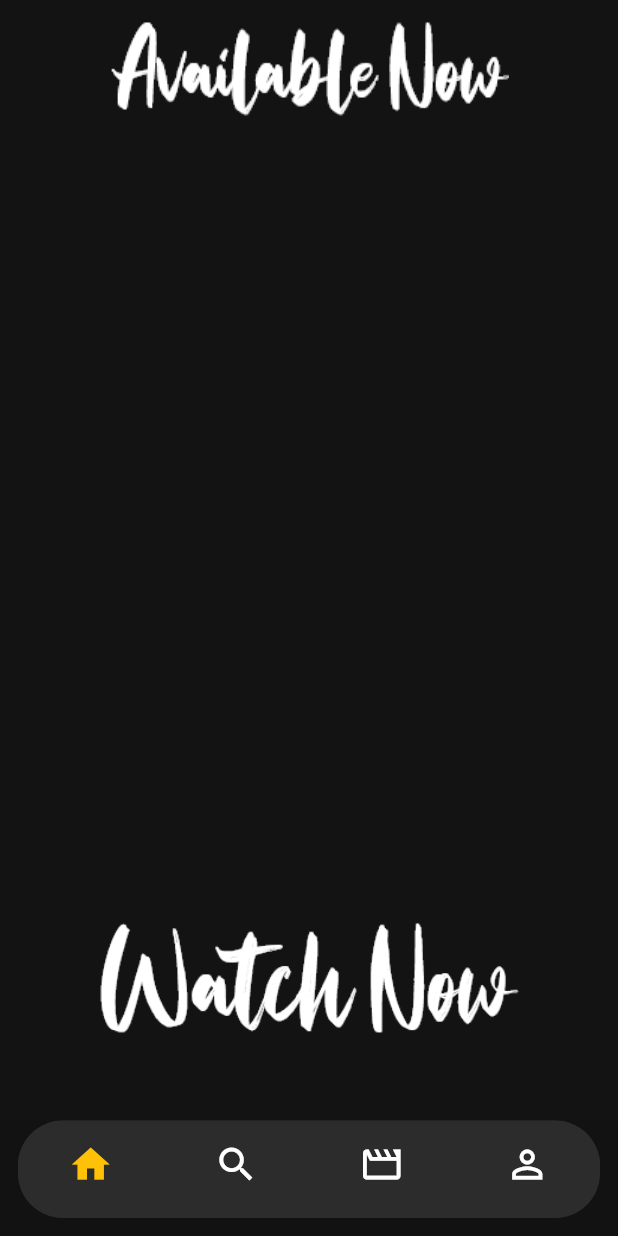
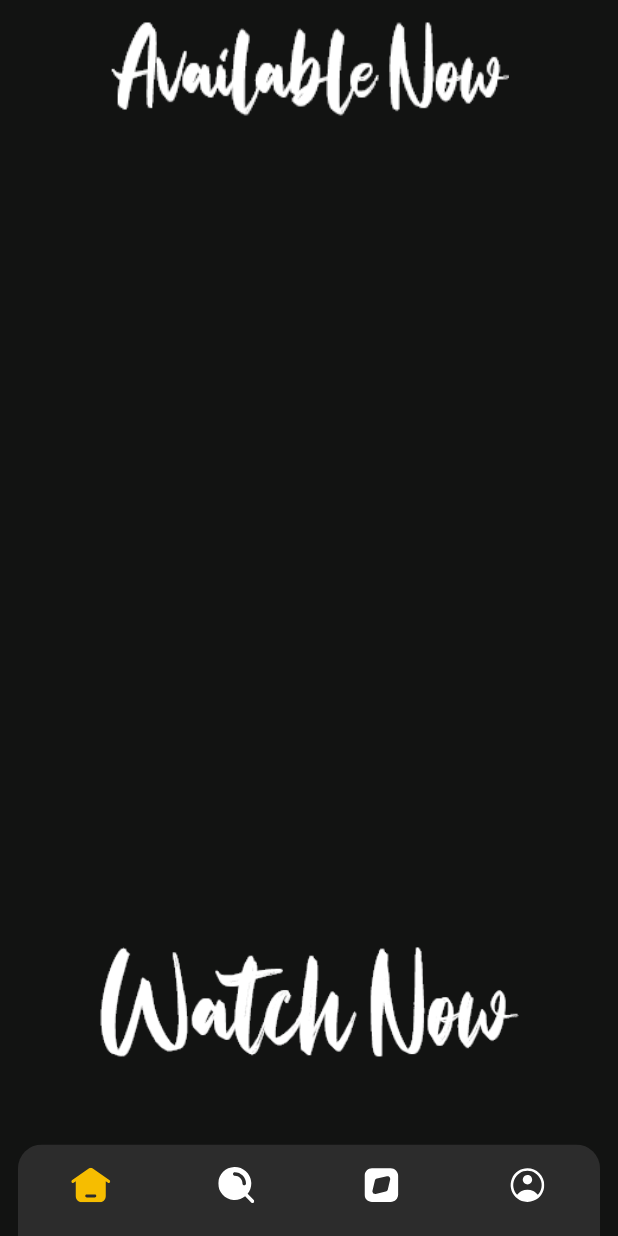
Before and after one commit to essammetwally1/movies, a Flutter app: the HomeScreen screen opened by its route, on a phone screen of 412 x 824 dp. Run offline on Flutter 3.47's test engine with Material 3 defaults, Android fonts, the phone set to English and light mode, and no system bars; our stand-ins replace flutter_svg, fluttertoast; accounts and stored records are empty; network calls fail.

Commit message:
handle navbar

```diff
--- a/lib/app_theme.dart
+++ b/lib/app_theme.dart
@@ -20,6 +20,13 @@ class AppTheme {
       centerTitle: true,
       elevation: 0,
       scrolledUnderElevation: 0,
+    ),
+    progressIndicatorTheme: ProgressIndicatorThemeData(color: primary),
+    bottomNavigationBarTheme: BottomNavigationBarThemeData(
+      elevation: 0,
+      enableFeedback: false,
+      backgroundColor: gray,
+      type: BottomNavigationBarType.fixed,
     ),
 
     inputDecorationTheme: InputDecorationTheme(
--- a/lib/auth/login_screen.dart
+++ b/lib/auth/login_screen.dart
@@ -10,7 +10,6 @@ import 'package:movies/components/localization_switch.dart';
 import 'package:movies/models/user_model.dart';
 import 'package:movies/provider/user_provider.dart';
 import 'package:movies/screens/home_screen.dart';
-import 'package:movies/tabs/profile_tab.dart';
 import 'package:movies/utilis.dart';
 import 'package:provider/provider.dart';
 
@@ -104,9 +103,7 @@ class _LoginScreenState extends State<LoginScreen> {
                     textElevatedButton: 'Login',
                     isLoading: isLoading,
 
-                    onPressed: () {
-                      Navigator.of(context).pushNamed(HomeScreen.routeName);
-                    },
+                    onPressed: login,
                   ),
                   SizedBox(height: 16),
 
--- /dev/null
+++ b/lib/components/navbar_icon.dart
@@ -0,0 +1,17 @@
+import 'package:flutter/material.dart';
+import 'package:flutter_svg/flutter_svg.dart';
+
+class NavbarIcon extends StatelessWidget {
+  final String iconName;
+  const NavbarIcon({super.key, required this.iconName});
+
+  @override
+  Widget build(BuildContext context) {
+    return SvgPicture.asset(
+      'assets/navbar_icons/$iconName.svg',
+      width: 26,
+      height: 26,
+      fit: BoxFit.scaleDown,
+    );
+  }
+}
--- a/lib/main.dart
+++ b/lib/main.dart
@@ -33,7 +33,7 @@ class MoviesApp extends StatelessWidget {
 
         Onbording.routeName: (context) => Onbording(),
       },
-      initialRoute: HomeScreen.routeName,
+      initialRoute: LoginScreen.routeName,
       theme: AppTheme.lightTheme,
       darkTheme: AppTheme.dartTheme,
       themeMode: ThemeMode.dark,
--- a/lib/screens/home_screen.dart
+++ b/lib/screens/home_screen.dart
@@ -1,4 +1,5 @@
 import 'package:flutter/material.dart';
+import 'package:movies/components/navbar_icon.dart';
 import 'package:movies/tabs/hometab/home_tab.dart';
 import 'package:movies/tabs/profile_tab.dart';
 
@@ -17,7 +18,7 @@ class HomeScreen extends StatefulWidget {
 class _HomeScreenState extends State<HomeScreen> {
   int _currentIndex = 0;
 
-  final List<Widget> _screens = const [
+  final List<Widget> tabs = const [
     HomeTab(),
     SearchTab(),
     BrowseTab(),
@@ -27,17 +28,16 @@ class _HomeScreenState extends State<HomeScreen> {
   @override
   Widget build(BuildContext context) {
     return Scaffold(
-      backgroundColor: const Color(0xFF121212),
-      body: _screens[_currentIndex],
+      body: tabs[_currentIndex],
 
       bottomNavigationBar: Container(
-        margin: const EdgeInsets.only(left: 12, right: 12, bottom: 12),
-        decoration: BoxDecoration(
-          color: const Color(0xFF2C2C2C),
-          borderRadius: BorderRadius.circular(30),
-        ),
+        margin: const EdgeInsets.only(left: 12, right: 12),
         child: ClipRRect(
-          borderRadius: BorderRadius.circular(30),
+          borderRadius: BorderRadius.only(
+            topLeft: Radius.circular(16),
+            topRight: Radius.circular(16),
+          ),
+
           child: BottomNavigationBar(
             backgroundColor: const Color(0xFF2C2C2C),
             currentIndex: _currentIndex,
@@ -47,38 +47,28 @@ class _HomeScreenState extends State<HomeScreen> {
               });
             },
             type: BottomNavigationBarType.fixed,
-            selectedItemColor: Colors.amber,
-            unselectedItemColor: Colors.white,
             showSelectedLabels: false,
             showUnselectedLabels: false,
             items: [
               BottomNavigationBarItem(
-                icon: Icon(
-                  _currentIndex == 0 ? Icons.home : Icons.home_outlined,
-                  size: 30,
-                ),
-                label: "",
+                icon: NavbarIcon(iconName: 'home'),
+                activeIcon: NavbarIcon(iconName: 'homeActive'),
+                label: '',
               ),
               BottomNavigationBarItem(
-                icon: Icon(
-                  _currentIndex == 1 ? Icons.search : Icons.search_outlined,
-                  size: 30,
-                ),
-                label: "",
+                icon: NavbarIcon(iconName: 'search'),
+                activeIcon: NavbarIcon(iconName: 'searchActive'),
+                label: '',
               ),
               BottomNavigationBarItem(
-                icon: Icon(
-                  _currentIndex == 2 ? Icons.movie : Icons.movie_outlined,
-                  size: 30,
-                ),
-                label: "",
+                icon: NavbarIcon(iconName: 'explore'),
+                activeIcon: NavbarIcon(iconName: 'exploreActive'),
+                label: '',
               ),
               BottomNavigationBarItem(
-                icon: Icon(
-                  _currentIndex == 3 ? Icons.person : Icons.person_outline,
-                  size: 30,
-                ),
-                label: "",
+                icon: NavbarIcon(iconName: 'profile'),
+                activeIcon: NavbarIcon(iconName: 'profileActive'),
+                label: '',
               ),
             ],
           ),
--- a/lib/tabs/profile_tab.dart
+++ b/lib/tabs/profile_tab.dart
@@ -104,6 +104,7 @@ class _ProfileTapState extends State<ProfileTap> {
                 textElevatedButton: 'Update Data',
                 onPressed: () {},
               ),
+              SizedBox(height: 16),
             ],
           ),
         ),
```
Also changed, not shown: pubspec.yaml (+7 -6 lines).
